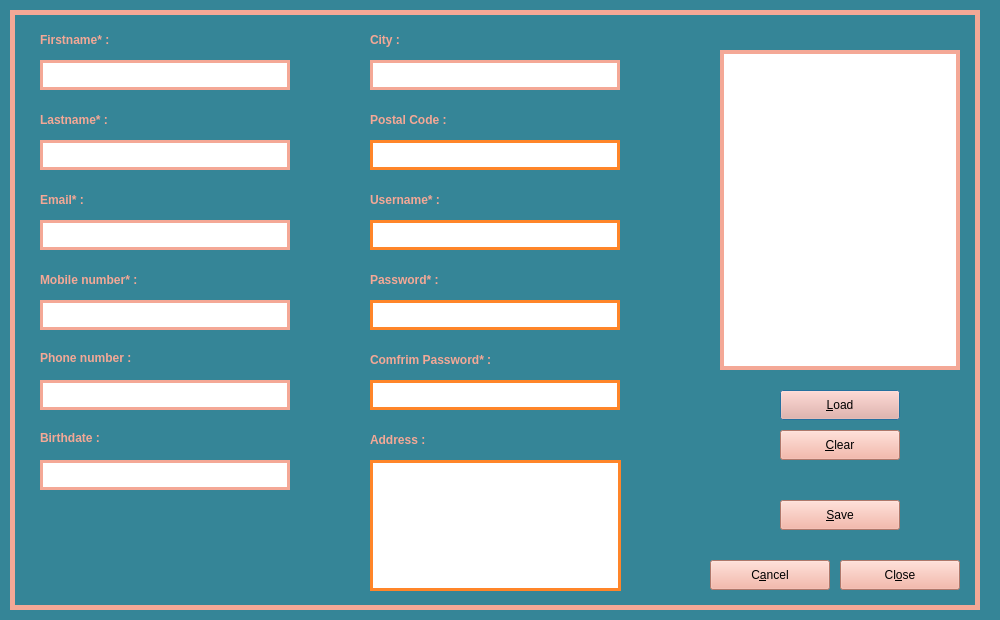
Pooryamn/QT_Shop, file DB_Shop/user_edit.ui: the form before one commit.
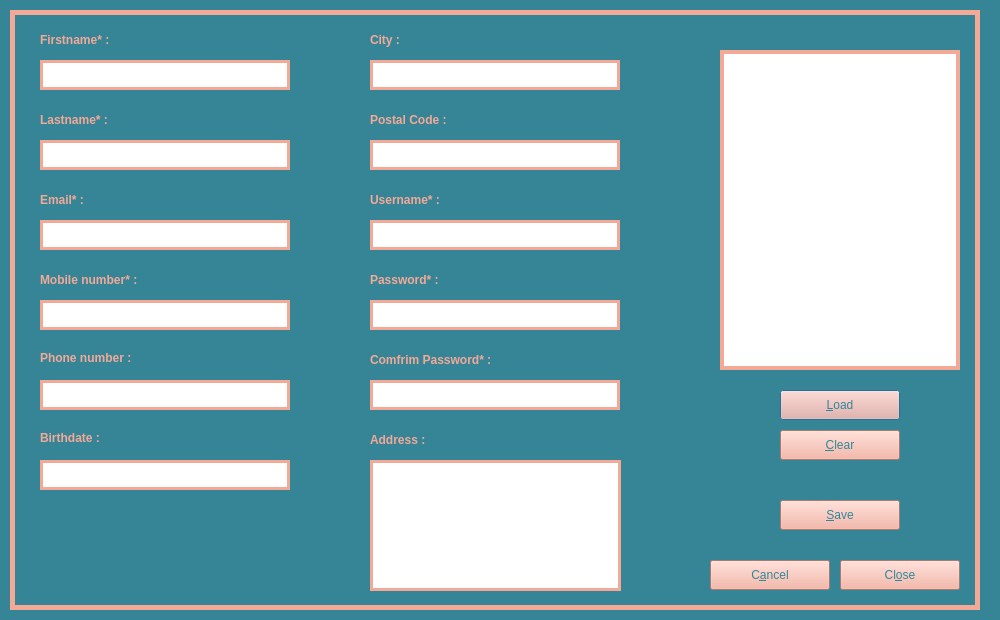
The form after the commit. Icons and pictures are not drawn.

Commit message: User payment list form created

The edit to the form file:
```diff
--- a/DB_Shop/user_edit.ui
+++ b/DB_Shop/user_edit.ui
@@ -286,7 +286,8 @@
     </rect>
    </property>
    <property name="styleSheet">
-    <string notr="true">background-color: rgb(244, 168, 150);</string>
+    <string notr="true">background-color: rgb(244, 168, 150);
+color: rgb(53, 133, 151);</string>
    </property>
    <property name="text">
     <string>&amp;Load</string>
@@ -302,7 +303,8 @@
     </rect>
    </property>
    <property name="styleSheet">
-    <string notr="true">background-color: rgb(244, 168, 150);</string>
+    <string notr="true">background-color: rgb(244, 168, 150);
+color: rgb(53, 133, 151);</string>
    </property>
    <property name="text">
     <string>&amp;Clear</string>
@@ -318,7 +320,8 @@
     </rect>
    </property>
    <property name="styleSheet">
-    <string notr="true">background-color: rgb(244, 168, 150);</string>
+    <string notr="true">background-color: rgb(244, 168, 150);
+color: rgb(53, 133, 151);</string>
    </property>
    <property name="text">
     <string>Cl&amp;ose</string>
@@ -334,7 +337,8 @@
     </rect>
    </property>
    <property name="styleSheet">
-    <string notr="true">background-color: rgb(244, 168, 150);</string>
+    <string notr="true">background-color: rgb(244, 168, 150);
+color: rgb(53, 133, 151);</string>
    </property>
    <property name="text">
     <string>C&amp;ancel</string>
@@ -386,7 +390,7 @@
     </rect>
    </property>
    <property name="styleSheet">
-    <string notr="true">border: 3px solid rgb(255, 133, 41)</string>
+    <string notr="true">border: 3px solid rgb(244, 168, 150)</string>
    </property>
   </widget>
   <widget class="QLabel" name="lbl_post">
@@ -421,7 +425,7 @@
     </rect>
    </property>
    <property name="styleSheet">
-    <string notr="true">border: 3px solid rgb(255, 133, 41)</string>
+    <string notr="true">border: 3px solid rgb(244, 168, 150)</string>
    </property>
    <property name="text">
     <string/>
@@ -459,7 +463,7 @@
     </rect>
    </property>
    <property name="styleSheet">
-    <string notr="true">border: 3px solid rgb(255, 133, 41)</string>
+    <string notr="true">border: 3px solid rgb(244, 168, 150)</string>
    </property>
   </widget>
   <widget class="QLabel" name="lbl_pass1">
@@ -494,7 +498,7 @@
     </rect>
    </property>
    <property name="styleSheet">
-    <string notr="true">border: 3px solid rgb(255, 133, 41)</string>
+    <string notr="true">border: 3px solid rgb(244, 168, 150)</string>
    </property>
   </widget>
   <widget class="QLabel" name="lbl_pass2">
@@ -551,8 +555,7 @@
     </rect>
    </property>
    <property name="styleSheet">
-    <string notr="true">border: 3px solid rgb(255, 133, 41)
-</string>
+    <string notr="true">border: 3px solid rgb(244, 168, 150)</string>
    </property>
   </widget>
   <widget class="QPushButton" name="btn_save">
@@ -565,7 +568,8 @@
     </rect>
    </property>
    <property name="styleSheet">
-    <string notr="true">background-color: rgb(244, 168, 150);</string>
+    <string notr="true">background-color: rgb(244, 168, 150);
+color: rgb(53, 133, 151);</string>
    </property>
    <property name="text">
     <string>&amp;Save</string>
```
Left out of the diff: 10 changed lines with no effect on the pictures. The commit also changes 5 other files.
